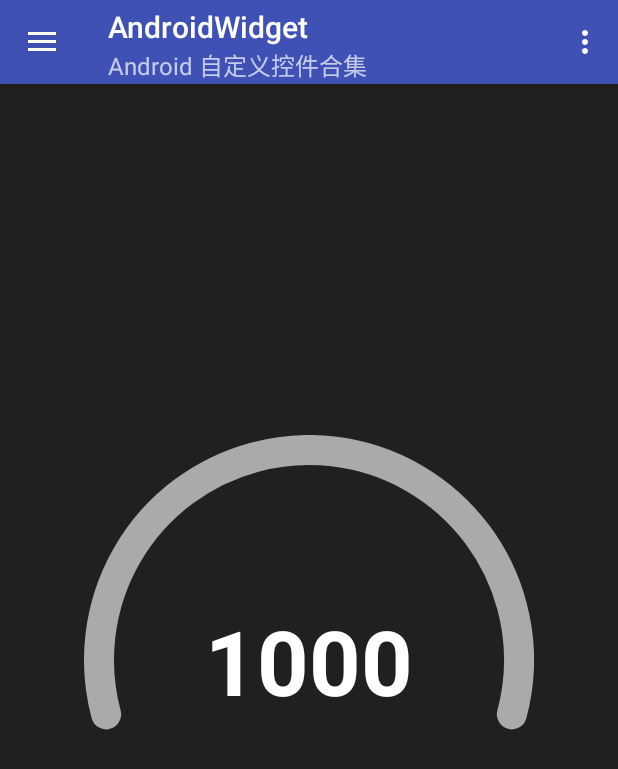
After one commit to supercoeus/AndroidWidget, an Android app: the fragment ArcProgressBarViewFragment placed in its activity, on a phone screen of 412 x 824 dp. The commit adds this screen. Shown: the top 769 px of the screen. Run offline under Robolectric (Android 15) with nearby library versions, the light colour scheme and no system bars; 1 statement that could not run was skipped.

Commit message:
Added arc progress bar view

```diff
--- a/app/src/main/java/com/github/airsaid/androidwidget/MainFragment.java
+++ b/app/src/main/java/com/github/airsaid/androidwidget/MainFragment.java
@@ -5,7 +5,6 @@ import android.support.annotation.Nullable;
 import android.support.v4.app.Fragment;
 import android.support.v7.widget.LinearLayoutManager;
 import android.support.v7.widget.RecyclerView;
-import android.util.Log;
 import android.view.LayoutInflater;
 import android.view.View;
 import android.view.ViewGroup;
@@ -65,6 +64,10 @@ public class MainFragment extends Fragment {
         mViewItems.add(new Item(ProgressBarView.class.getSimpleName(),
                 "自定义进度条 View",
                 ProgressBarViewFragment.class));
+
+        mViewItems.add(new Item(ArcProgressBarView.class.getSimpleName(),
+                "自定义弧形进度条 View",
+                ArcProgressBarViewFragment.class));
 
         mViewItems.add(new Item(CountdownView.class.getSimpleName(),
                 "倒计时 View",
--- /dev/null
+++ b/app/src/main/java/com/github/airsaid/androidwidget/ui/ArcProgressBarViewFragment.java
@@ -0,0 +1,49 @@
+package com.github.airsaid.androidwidget.ui;
+
+import android.os.Bundle;
+import android.os.Handler;
+import android.support.annotation.Nullable;
+import android.util.Log;
+import android.view.LayoutInflater;
+import android.view.View;
+import android.view.ViewGroup;
+import android.widget.ProgressBar;
+import android.widget.TextView;
+import com.github.airsaid.androidwidget.R;
+import com.github.airsaid.androidwidget.widget.ArcProgressBarView;
+
+import java.util.Random;
+
+/**
+ * @author airsaid
+ */
+public class ArcProgressBarViewFragment extends BaseFragment {
+
+    private ArcProgressBarView mProgressBar;
+    private Random             mRandom;
+
+    @Nullable
+    @Override
+    public View onCreateView(LayoutInflater inflater, @Nullable ViewGroup container, @Nullable Bundle savedInstanceState) {
+        return inflater.inflate(R.layout.fragment_arcprogressbar_view, container, false);
+    }
+
+    @Override
+    public void onViewCreated(View view, @Nullable Bundle savedInstanceState) {
+        super.onViewCreated(view, savedInstanceState);
+        mRandom = new Random();
+        mProgressBar = view.findViewById(R.id.progressBar);
+
+        mProgressBar.setOnClickListener(v -> {
+            int progress = mRandom.nextInt(mProgressBar.getMax());
+            mProgressBar.setProgress(progress, true);
+        });
+
+        TextView mValue = view.findViewById(R.id.value);
+        mValue.setText(String.valueOf(mProgressBar.getMin()));
+        mProgressBar.setOnProgressBarChangeListener((progressBar, progress) ->
+                mValue.setText(String.valueOf(progress)));
+
+    }
+
+}
--- /dev/null
+++ b/app/src/main/java/com/github/airsaid/androidwidget/widget/ArcProgressBarView.java
@@ -0,0 +1,280 @@
+package com.github.airsaid.androidwidget.widget;
+
+import android.animation.ObjectAnimator;
+import android.content.Context;
+import android.content.res.TypedArray;
+import android.graphics.Canvas;
+import android.graphics.Color;
+import android.graphics.Paint;
+import android.graphics.RectF;
+import android.os.Build;
+import android.support.annotation.Nullable;
+import android.support.v4.math.MathUtils;
+import android.util.AttributeSet;
+import android.view.View;
+import android.view.animation.DecelerateInterpolator;
+import com.github.airsaid.androidwidget.R;
+
+/**
+ * 自定义弧形进度条。支持 {@link ArcProgressBarView#setMin(int)} 和 {@link ArcProgressBarView#setMax(int)} (int)} 方法。
+ * <p>
+ * TOTO：
+ * <p>
+ * 1，对 Progress 功能进行抽象。
+ * 2，加入自定义动画支持。
+ * 3，加入多线程支持。
+ * 4，更多自定义样式。
+ *
+ * @author airsaid
+ */
+public class ArcProgressBarView extends View {
+
+    private static final String VISUAL_PROGRESS = "visualProgress";
+
+    /** Progress 动画插值器。 */
+    private static final DecelerateInterpolator PROGRESS_ANIM_INTERPOLATOR =
+            new DecelerateInterpolator();
+
+    /**
+     * Progress 进度改变监听回调接口。
+     */
+    public interface OnProgressBarChangeListener {
+
+        /**
+         * 当 Progress 改变时回调该方法。
+         * <p>
+         * 值的范围通过 {@link ArcProgressBarView#setMin(int)} 和 {@link ArcProgressBarView#setMax(int)} 方法指定。
+         *
+         * @param progressBar 当前 {@link ArcProgressBarView} View。
+         * @param progress    进度值。
+         */
+        void onProgressChanged(ArcProgressBarView progressBar, int progress);
+    }
+
+    private OnProgressBarChangeListener mOnProgressBarChangeListener;
+
+    /** 进度条的宽度 */
+    private float mProgressWidth;
+    /** 进度条的颜色 */
+    private int   mProgressColor;
+    /** 进度条背景的颜色 */
+    private int   mBackgroundColor;
+
+    /** 进度条进度 */
+    private int mProgress;
+    /** 进度条最小进度 */
+    private int mMin;
+    /** 进度条最大进度 */
+    private int mMax;
+
+    /** 进度条动画持续时间（单位毫秒） */
+    private long    mDuration;
+    /** 进度条动画每次是否需要重头开始 */
+    private boolean mIsRestartAnimation;
+
+    /** 视觉用的 progress 值，范围在 [0...1] */
+    private float mVisualProgress;
+
+    private Paint          mPaint = new Paint(Paint.ANTI_ALIAS_FLAG);
+    private RectF          mProgressRectF;
+    private ObjectAnimator mProgressAnimator;
+
+    public ArcProgressBarView(Context context) {
+        this(context, null);
+    }
+
+    public ArcProgressBarView(Context context, @Nullable AttributeSet attrs) {
+        this(context, attrs, 0);
+    }
+
+    public ArcProgressBarView(Context context, @Nullable AttributeSet attrs, int defStyleAttr) {
+        super(context, attrs, defStyleAttr);
+        TypedArray a = context.obtainStyledAttributes(attrs, R.styleable.ArcProgressBarView);
+        setProgressWidth(a.getDimension(R.styleable.ArcProgressBarView_apbv_progressWidth, 20));
+        setProgressColor(a.getColor(R.styleable.ArcProgressBarView_apbv_progressColor, Color.BLUE));
+        setBackgroundColor(a.getColor(R.styleable.ArcProgressBarView_apbv_progressBackground, Color.GRAY));
+        setRestartAnimation(a.getBoolean(R.styleable.ArcProgressBarView_apbv_isRestartAnimation, false));
+        setDuration(a.getInt(R.styleable.ArcProgressBarView_apbv_duration, 300));
+        setProgress(a.getInt(R.styleable.ArcProgressBarView_android_progress, 0));
+        setMin(a.getInt(R.styleable.ArcProgressBarView_apbv_min, 0));
+        setMax(a.getInt(R.styleable.ArcProgressBarView_apbv_max, 100));
+        a.recycle();
+    }
+
+    public synchronized void setProgress(int progress) {
+        setProgressInternal(progress, false);
+    }
+
+    public synchronized void setProgress(int progress, boolean animator) {
+        setProgressInternal(progress, animator);
+    }
+
+    synchronized boolean setProgressInternal(int progress, boolean animate) {
+        progress = MathUtils.clamp(progress, mMin, mMax);
+
+        if (progress == mProgress) {
+            return false;
+        }
+
+        mProgress = progress;
+        refreshProgress(mProgress, animate);
+        return true;
+    }
+
+    synchronized void refreshProgress(int progress, boolean animate) {
+        float range = mMax - mMin;
+        final float scale = range > 0f ? (progress - mMin) / range : 0f;
+
+        if (animate) {
+            if (mIsRestartAnimation) mVisualProgress = 0;
+            mProgressAnimator = ObjectAnimator.ofFloat(this, VISUAL_PROGRESS, mVisualProgress, scale);
+            mProgressAnimator.addUpdateListener(animation -> {
+                float value = (float) animation.getAnimatedValue();
+                onProgressRefresh((int) (value * range + mMin));
+            });
+            if (Build.VERSION.SDK_INT >= Build.VERSION_CODES.JELLY_BEAN_MR2) {
+                mProgressAnimator.setAutoCancel(true);
+            }
+            mProgressAnimator.setInterpolator(PROGRESS_ANIM_INTERPOLATOR);
+            mProgressAnimator.setDuration(mDuration);
+            mProgressAnimator.start();
+        } else {
+            setVisualProgress(scale);
+            onProgressRefresh(progress);
+        }
+    }
+
+    void setVisualProgress(float progress) {
+        mVisualProgress = progress;
+        invalidate();
+    }
+
+    void onProgressRefresh(int progress) {
+        if (mOnProgressBarChangeListener != null) {
+            mOnProgressBarChangeListener.onProgressChanged(this, progress);
+        }
+    }
+
+    public synchronized float getProgressWidth() {
+        return mProgressWidth;
+    }
+
+    public synchronized void setProgressWidth(float progressWidth) {
+        mProgressWidth = progressWidth;
+        // 更新 Progress 区域
+        int width = getMeasuredWidth();
+        if (width > 0) {
+            float half = mProgressWidth / 2f;
+            float right = getMeasuredWidth() - half;
+            float bottom = getMeasuredHeight() - half;
+            setProgressRectF(half, half, right, bottom);
+        }
+    }
+
+    synchronized void setProgressRectF(float left, float top, float right, float bottom) {
+        mProgressRectF = new RectF(left, top, right, bottom);
+    }
+
+    synchronized RectF getProgressRectF() {
+        if (mProgressRectF == null) {
+            float half = mProgressWidth / 2f;
+            float right = getMeasuredWidth() - half;
+            float bottom = getMeasuredHeight() - half;
+            setProgressRectF(half, half, right, bottom);
+        }
+        return mProgressRectF;
+    }
+
+    public synchronized int getProgressColor() {
+        return mProgressColor;
+    }
+
+    public synchronized void setProgressColor(int progressColor) {
+        mProgressColor = progressColor;
+    }
+
+    public synchronized int getBackgroundColor() {
+        return mBackgroundColor;
+    }
+
+    public synchronized void setBackgroundColor(int backgroundColor) {
+        mBackgroundColor = backgroundColor;
+    }
+
+    public synchronized int getProgress() {
+        return mProgress;
+    }
+
+    public synchronized int getMin() {
+        return mMin;
+    }
+
+    public synchronized void setMin(int min) {
+        mMin = min;
+        if (mProgress < mMin) {
+            mProgress = mMin;
+            refreshProgress(mProgress, false);
+        }
+    }
+
+    public synchronized int getMax() {
+        return mMax;
+    }
+
+    public synchronized void setMax(int max) {
+        mMax = max;
+        if (mProgress > mMax) {
+            mProgress = mMax;
+            refreshProgress(mProgress, false);
+        }
+    }
+
+    public synchronized long getDuration() {
+        return mDuration;
+    }
+
+    public synchronized void setDuration(long duration) {
+        mDuration = duration;
+    }
+
+    public synchronized boolean isRestartAnimation() {
+        return mIsRestartAnimation;
+    }
+
+    public synchronized void setRestartAnimation(boolean restartAnimation) {
+        mIsRestartAnimation = restartAnimation;
+    }
+
+    public synchronized boolean isAnimating() {
+        return mProgressAnimator != null && mProgressAnimator.isRunning();
+    }
+
+    public synchronized void setOnProgressBarChangeListener(OnProgressBarChangeListener listener) {
+        mOnProgressBarChangeListener = listener;
+    }
+
+    public synchronized OnProgressBarChangeListener getOnProgressBarChangeListener() {
+        return mOnProgressBarChangeListener;
+    }
+
+    @Override
+    protected void onDraw(Canvas canvas) {
+        super.onDraw(canvas);
+        drawBackground(canvas);
+        drawProgress(canvas);
+    }
+
+    void drawBackground(Canvas canvas) {
+        mPaint.setColor(mBackgroundColor);
+        mPaint.setStyle(Paint.Style.STROKE);
+        mPaint.setStrokeWidth(mProgressWidth);
+        mPaint.setStrokeCap(Paint.Cap.ROUND);
+        canvas.drawArc(getProgressRectF(), 165, 210, false, mPaint);
+    }
+
+    void drawProgress(Canvas canvas) {
+        mPaint.setColor(mProgressColor);
+        canvas.drawArc(getProgressRectF(), 165, 210f * mVisualProgress, false, mPaint);
+    }
+
+}
--- /dev/null
+++ b/app/src/main/res/layout/fragment_arcprogressbar_view.xml
@@ -0,0 +1,39 @@
+<?xml version="1.0" encoding="utf-8"?>
+<android.support.constraint.ConstraintLayout
+        xmlns:android="http://schemas.android.com/apk/res/android"
+        xmlns:app="http://schemas.android.com/apk/res-auto"
+        xmlns:tools="http://schemas.android.com/tools"
+        android:layout_width="match_parent"
+        android:layout_height="match_parent"
+        android:background="@color/blackBackground">
+
+    <com.github.airsaid.androidwidget.widget.ArcProgressBarView
+            android:id="@+id/progressBar"
+            android:layout_width="300dp"
+            android:layout_height="300dp"
+            app:apbv_progressBackground="@android:color/darker_gray"
+            app:apbv_duration="@android:integer/config_longAnimTime"
+            app:apbv_progressColor="@color/colorAccent"
+            app:apbv_isRestartAnimation="true"
+            app:apbv_progressWidth="20dp"
+            app:apbv_min="1000"
+            app:apbv_max="6000"
+            app:layout_constraintBottom_toBottomOf="parent"
+            app:layout_constraintEnd_toEndOf="parent"
+            app:layout_constraintStart_toStartOf="parent"
+            app:layout_constraintTop_toTopOf="parent"/>
+
+    <TextView
+            android:id="@+id/value"
+            android:layout_width="wrap_content"
+            android:layout_height="wrap_content"
+            android:textColor="@color/textWhite"
+            android:textStyle="bold"
+            android:textSize="60sp"
+            app:layout_constraintStart_toStartOf="@id/progressBar"
+            app:layout_constraintEnd_toEndOf="@id/progressBar"
+            app:layout_constraintTop_toTopOf="@id/progressBar"
+            app:layout_constraintBottom_toBottomOf="@id/progressBar"
+            tools:text="50"/>
+
+</android.support.constraint.ConstraintLayout>
```
Also changed, not shown: app/src/main/res/layout/fragment_arc_progressbar_view.xml (added, +17 -0 lines), app/src/main/res/values/attrs.xml (+86 -75 lines).
